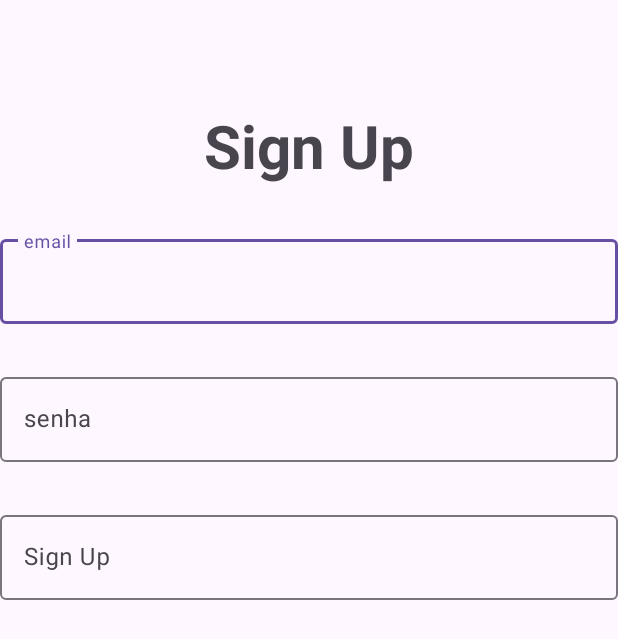
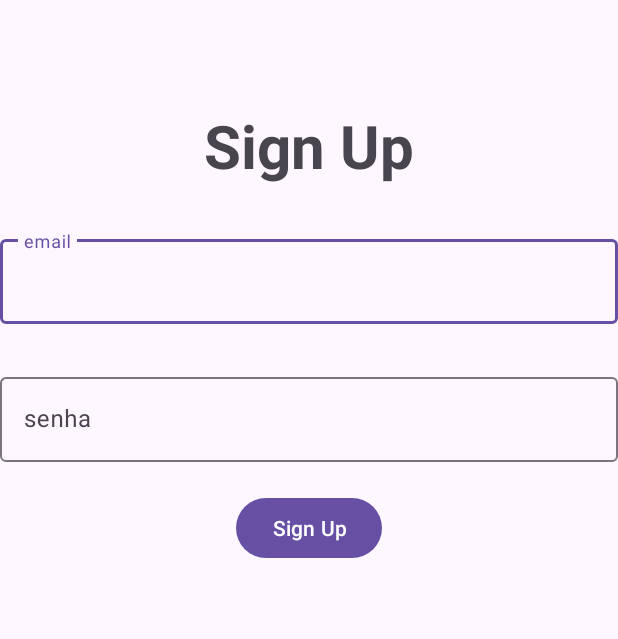
Before and after one commit to PI3-ES-2024-T24/PI3-ES-2024-T24, an Android app built with Jetpack Compose: the layout activity_sign_up.xml on its own in the app's theme, with its tools: preview values and no code run, on a phone screen of 412 x 824 dp. Shown: the top 639 px of the screen. Run offline under Robolectric (Android 15) with nearby library versions, the phone set to English and light mode, and no system bars.

Commit message:
update xml sign up

```diff
--- a/app/src/main/res/layout/activity_sign_up.xml
+++ b/app/src/main/res/layout/activity_sign_up.xml
@@ -53,23 +53,16 @@
             android:hint="senha" />
     </com.google.android.material.textfield.TextInputLayout>
 
-    <com.google.android.material.textfield.TextInputLayout
-        android:id="@+id/textInputLayoutConfirmPassword"
-        android:layout_width="match_parent"
+    <Button
+        android:id="@+id/btnSignUp"
+        android:layout_width="wrap_content"
         android:layout_height="wrap_content"
-        android:layout_marginTop="30dp"
+        android:text="Sign Up"
+        android:layout_marginTop="20dp"
         app:layout_constraintEnd_toEndOf="parent"
         app:layout_constraintHorizontal_bias="0.5"
         app:layout_constraintStart_toStartOf="parent"
-        app:layout_constraintTop_toBottomOf="@+id/textInputLayoutPassword">
-
-        <com.google.android.material.textfield.TextInputEditText
-            android:id="@+id/btnSignUp"
-            android:layout_width="match_parent"
-            android:layout_height="wrap_content"
-            android:hint="Sign Up" />
-    </com.google.android.material.textfield.TextInputLayout>
-
+        app:layout_constraintTop_toBottomOf="@+id/textInputLayoutPassword" />
 
 
 </androidx.constraintlayout.widget.ConstraintLayout>
```
